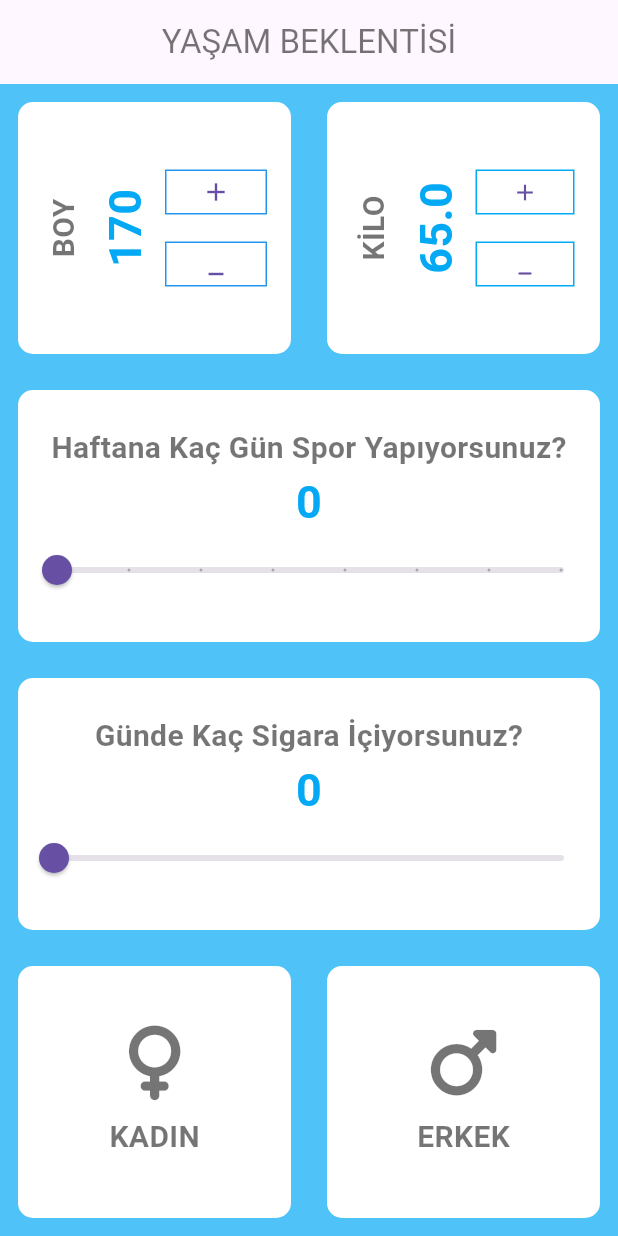
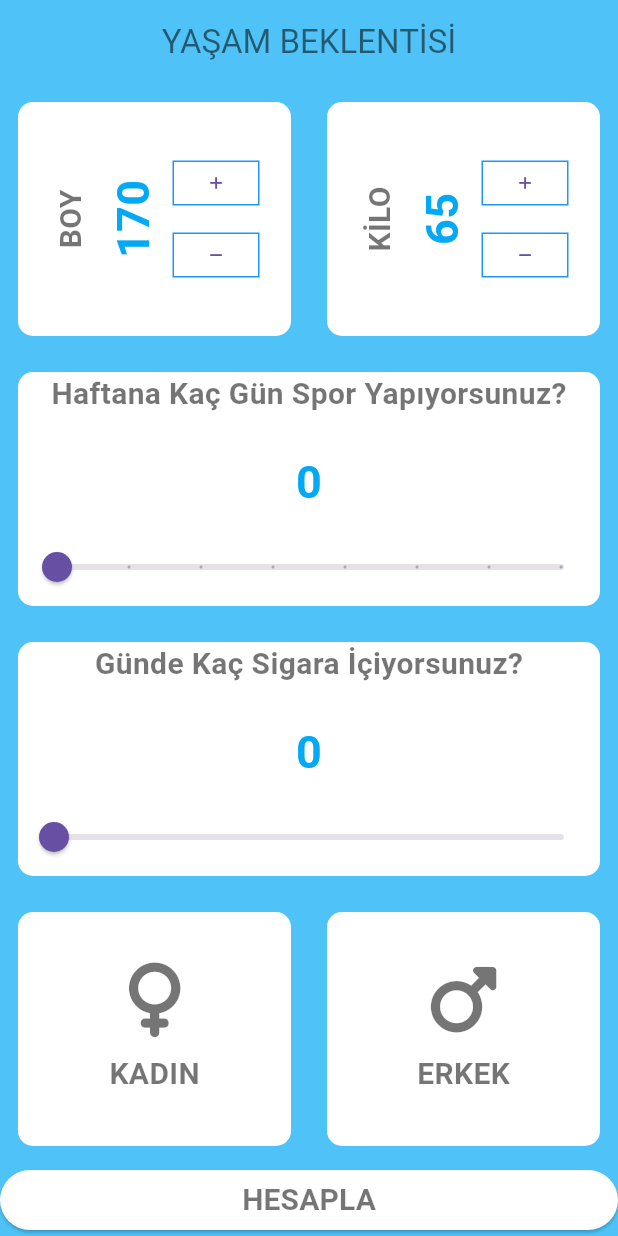
Before and after one commit to sefasezr/life_exp, a Flutter app: the screen it shows after launch, on a phone screen of 412 x 824 dp. Run offline on Flutter 3.47's test engine with Material 3 defaults, Android fonts, the light colour scheme and no system bars; our stand-ins replace font_awesome_flutter.

Commit message:
27.10.2024

```diff
--- a/lib/input_page.dart
+++ b/lib/input_page.dart
@@ -1,6 +1,8 @@
 import 'package:flutter/material.dart';
 import 'package:font_awesome_flutter/font_awesome_flutter.dart';
 import 'package:yasam_dong/constants.dart';
+import 'package:yasam_dong/result_page.dart';
+import 'package:yasam_dong/user_data.dart';
 import 'icon_cinsiyet.dart';
 import 'my_container.dart';
 
@@ -14,7 +16,7 @@ class _InputPageState extends State<InputPage> {
   double icilenSigara = 0;
   double yapilanSpor = 0;
   int boy = 170;
-  double kilo = 65;
+  int kilo = 65;
 
   @override
   Widget build(BuildContext context) {
@@ -36,138 +38,13 @@ class _InputPageState extends State<InputPage> {
                   Expanded(
                     flex: 1,
                     child: MyContainer(
-                      child: Row(
-                        mainAxisAlignment: MainAxisAlignment.center,
-                        children: <Widget>[
-                          RotatedBox(
-                            quarterTurns: 3,
-                            child: Text('BOY', style: kMetinStili),
-                          ),
-                          SizedBox(
-                            width: 5,
-                          ),
-                          RotatedBox(
-                            quarterTurns: 3,
-                            child: Text(
-                              boy.toString(),
-                              style: kSayiStili,
-                            ),
-                          ),
-                          SizedBox(
-                            width: 5,
-                          ),
-                          Column(
-                            mainAxisAlignment: MainAxisAlignment.center,
-                            children: <Widget>[
-                              ButtonTheme(
-                                minWidth: 36,
-                                child: OutlinedButton(
-                                  onPressed: () {
-                                    setState(() {
-                                      boy++;
-                                    });
-
-                                    print('ustteki buton basildi');
-                                  },
-                                  child: Icon(
-                                    Icons.add,
-                                    size: 20,
-                                  ),
-                                  style: OutlinedButton.styleFrom(
-                                    side: BorderSide(color: Colors.blue),
-                                    shape: RoundedRectangleBorder(
-                                      borderRadius: BorderRadius
-                                          .zero, // Butonun köşeleri keskin olur
-                                    ),
-                                    minimumSize: Size(30, 30),
-                                  ),
-                                ),
-                              ),
-                              ButtonTheme(
-                                minWidth: 36,
-                                child: OutlinedButton(
-                                  onPressed: () {
-                                    setState(() {
-                                      boy--;
-                                    });
-                                  },
-                                  child: Icon(
-                                    Icons.minimize,
-                                    size: 20,
-                                  ),
-                                  style: OutlinedButton.styleFrom(
-                                    side: BorderSide(color: Colors.blue),
-                                    shape: RoundedRectangleBorder(
-                                        borderRadius: BorderRadius.zero),
-                                    minimumSize: Size(30, 30),
-                                  ),
-                                ),
-                              ),
-                            ],
-                          )
-                        ],
-                      ),
+                      child: buildRowOutlineButton('BOY'),
                     ),
                   ),
                   Expanded(
                     flex: 1,
                     child: MyContainer(
-                      child: Row(
-                        mainAxisAlignment: MainAxisAlignment.center,
-                        children: <Widget>[
-                          RotatedBox(
-                            quarterTurns: 3,
-                            child: Text(
-                              'KİLO',
-                              style: kMetinStili,
-                            ),
-                          ),
-                          SizedBox(
-                            width: 5,
-                          ),
-                          RotatedBox(
-                            quarterTurns: 3,
-                            child: Text(
-                              kilo.toString(),
-                              style: kSayiStili,
-                            ),
-                          ),
-                          SizedBox(
-                            width: 5,
-                          ),
-                          Column(
-                            mainAxisAlignment: MainAxisAlignment.center,
-                            children: <Widget>[
-                              ButtonTheme(
-                                minWidth: 36,
-                                child: OutlinedButton(
-                                  onPressed: () {},
-                                  child: Icon(Icons.add),
-                                  style: OutlinedButton.styleFrom(
-                                    side: BorderSide(color: Colors.lightBlue),
-                                    shape: RoundedRectangleBorder(
-                                        borderRadius: BorderRadius.zero),
-                                    minimumSize: Size(30, 30),
-                                  ),
-                                ),
-                              ),
-                              ButtonTheme(
-                                minWidth: 36,
-                                child: OutlinedButton(
-                                  onPressed: () {},
-                                  child: Icon(Icons.minimize_rounded),
-                                  style: OutlinedButton.styleFrom(
-                                    side: BorderSide(color: Colors.lightBlue),
-                                    shape: RoundedRectangleBorder(
-                                        borderRadius: BorderRadius.zero),
-                                    minimumSize: Size(30, 30),
-                                  ),
-                                ),
-                              )
-                            ],
-                          ),
-                        ],
-                      ),
+                      child: buildRowOutlineButton('KİLO'),
                     ),
                   ),
                 ],
@@ -179,18 +56,26 @@ class _InputPageState extends State<InputPage> {
                 child: Column(
                   mainAxisAlignment: MainAxisAlignment.center,
                   children: <Widget>[
-                    Text(
+                    Expanded(
+                      flex: 1,
+                      child: Text(
                         'Haftana Kaç Gün Spor Yapıyorsunuz?',
                         style: TextStyle(
                             color: Colors.black54,
                             fontSize: 20,
                             fontWeight: FontWeight.bold),
                       ),
-                    Text(
+                    ),
+                    Expanded(
+                      flex: 1,
+                      child: Text(
                         yapilanSpor.round().toString(),
                         style: kSayiStili,
                       ),
-                    Slider(
+                    ),
+                    Expanded(
+                      flex: 1,
+                      child: Slider(
                         min: 0,
                         max: 7,
                         divisions: 7,
@@ -200,6 +85,7 @@ class _InputPageState extends State<InputPage> {
                             yapilanSpor = newValue;
                           });
                         },
+                      ),
                     )
                   ],
                 ),
@@ -211,18 +97,26 @@ class _InputPageState extends State<InputPage> {
                 child: Column(
                   mainAxisAlignment: MainAxisAlignment.center,
                   children: <Widget>[
-                    Text(
+                    Expanded(
+                      flex: 1,
+                      child: Text(
                         'Günde Kaç Sigara İçiyorsunuz?',
                         style: TextStyle(
                             color: Colors.black54,
                             fontSize: 20,
                             fontWeight: FontWeight.bold),
                       ),
-                    Text(
+                    ),
+                    Expanded(
+                      flex: 1,
+                      child: Text(
                         '${icilenSigara.round()}',
                         style: kSayiStili,
                       ),
-                    Slider(
+                    ),
+                    Expanded(
+                      flex: 1,
+                      child: Slider(
                           min: 0,
                           max: 30,
                           value: icilenSigara,
@@ -230,7 +124,8 @@ class _InputPageState extends State<InputPage> {
                             setState(() {
                               icilenSigara = newValue;
                             });
-                        })
+                          }),
+                    )
                   ],
                 ),
               ),
@@ -275,7 +170,101 @@ class _InputPageState extends State<InputPage> {
                 ],
               ),
             ),
+            ButtonTheme(
+              height: 50,
+              child: ElevatedButton(
+                onPressed: () {
+                  Navigator.push(
+                      context,
+                      MaterialPageRoute(
+                          builder: (context) => ResultPage(UserData(
+                              kilo: kilo,
+                              boy: boy,
+                              seciliCinsiyet: seciliCinsiyet,
+                              yapilanSpor: yapilanSpor,
+                              icilenSigara: icilenSigara))));
+                },
+                child: Text(
+                  'HESAPLA',
+                  style: kMetinStili,
+                ),
+                style: ButtonStyle(
+                    backgroundColor: WidgetStateProperty.all(Colors.white)),
+              ),
+            ),
           ],
         ));
   }
+
+  Row buildRowOutlineButton(String label) {
+    return Row(
+      mainAxisAlignment: MainAxisAlignment.center,
+      children: <Widget>[
+        RotatedBox(
+          quarterTurns: 3,
+          child: Text(label, style: kMetinStili),
+        ),
+        SizedBox(
+          width: 5,
+        ),
+        RotatedBox(
+          quarterTurns: 3,
+          child: Text(
+            label == 'BOY' ? boy.toString() : kilo.toString(),
+            style: kSayiStili,
+          ),
+        ),
+        SizedBox(
+          width: 5,
+        ),
+        Column(
+          mainAxisAlignment: MainAxisAlignment.center,
+          children: <Widget>[
+            ButtonTheme(
+              minWidth: 36,
+              child: OutlinedButton(
+                onPressed: () {
+                  setState(() {
+                    label == 'BOY' ? boy++ : kilo++;
+                  });
+                },
+                child: Icon(
+                  FontAwesomeIcons.plus,
+                  size: 10,
+                ),
+                style: OutlinedButton.styleFrom(
+                  side: BorderSide(color: Colors.blue),
+                  shape: RoundedRectangleBorder(
+                    borderRadius:
+                        BorderRadius.zero, // Butonun köşeleri keskin olur
+                  ),
+                  minimumSize: Size(30, 30),
+                ),
+              ),
+            ),
+            ButtonTheme(
+              minWidth: 36,
+              child: OutlinedButton(
+                onPressed: () {
+                  setState(() {
+                    label == 'BOY' ? boy-- : kilo--;
+                  });
+                },
+                child: Icon(
+                  FontAwesomeIcons.minus,
+                  size: 10,
+                ),
+                style: OutlinedButton.styleFrom(
+                  side: BorderSide(color: Colors.blue),
+                  shape:
+                      RoundedRectangleBorder(borderRadius: BorderRadius.zero),
+                  minimumSize: Size(30, 30),
+                ),
+              ),
+            ),
+          ],
+        )
+      ],
+    );
   }
+}
--- a/lib/main.dart
+++ b/lib/main.dart
@@ -10,6 +10,7 @@ class MyApp extends StatelessWidget {
   Widget build(BuildContext context) {
     return MaterialApp(
       theme: ThemeData(
+          appBarTheme: AppBarTheme(color: Colors.lightBlue[300]),
           scaffoldBackgroundColor: Colors.lightBlue[300],
           primaryColor: Colors.lightBlue[300]),
       home: InputPage(),
--- /dev/null
+++ b/lib/user_data.dart
@@ -0,0 +1,14 @@
+class UserData {
+  String? seciliCinsiyet;
+  double? icilenSigara;
+  double? yapilanSpor;
+  int? boy;
+  int? kilo;
+
+  UserData(
+      {this.icilenSigara,
+      this.yapilanSpor,
+      this.seciliCinsiyet,
+      this.boy,
+      this.kilo});
+}
```
Also changed, not shown: lib/hesap.dart (added, +20 -0 lines), lib/result_page.dart (added, +42 -0 lines). Lines whose indentation alone changed are shown as unchanged.
